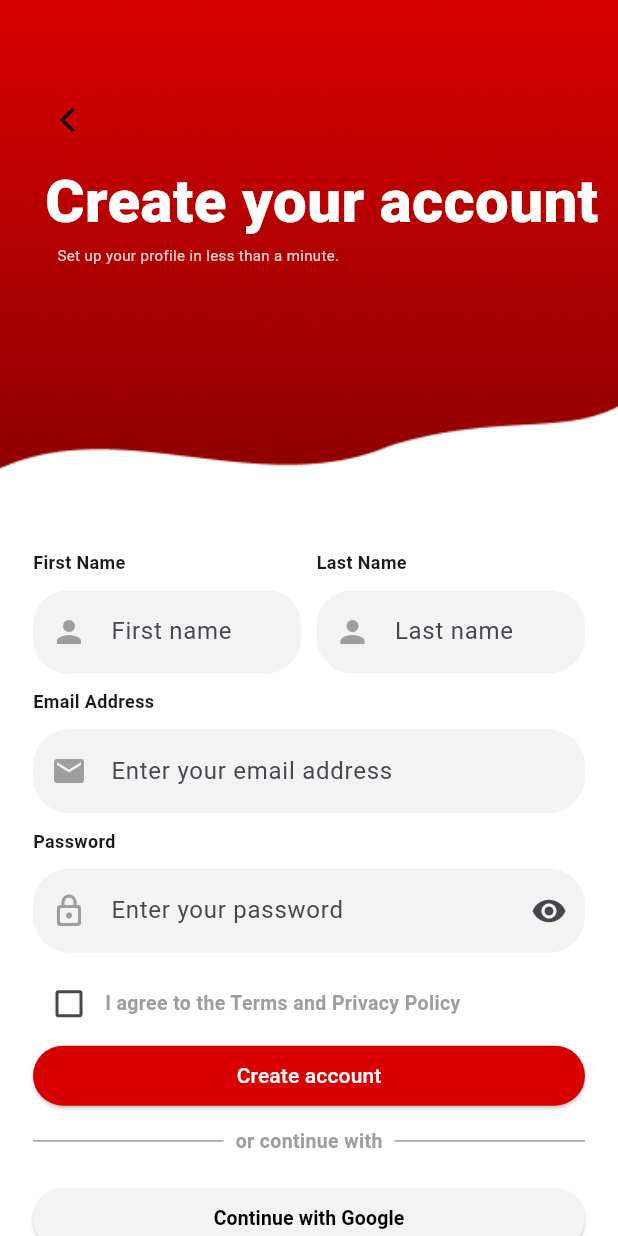
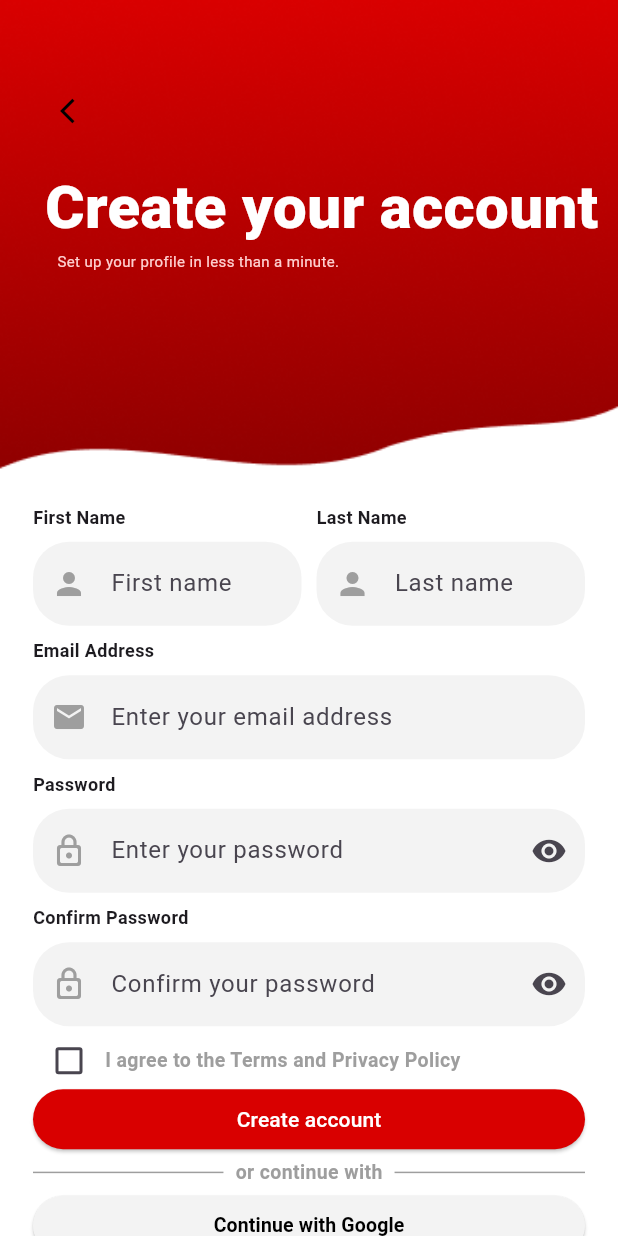
Before and after one commit to AbdelrahmanIsmaeil/KASHKHA, a Flutter app: the screen it shows after launch, on a phone screen of 412 x 824 dp. Run offline on Flutter 3.47's test engine with Material 3 defaults, Android fonts, the phone set to English and light mode, and no system bars; our stand-ins replace dio.

Commit message:
Implement API for Login & Sign up

```diff
--- a/lib/features/authentication/presentation/screens/sign_up_screen.dart
+++ b/lib/features/authentication/presentation/screens/sign_up_screen.dart
@@ -1,3 +1,6 @@
+import 'dart:developer';
+
+import 'package:dio/dio.dart';
 import 'package:flutter/material.dart';
 import 'package:kashkha/core/theme/app_colors.dart';
 import 'package:kashkha/core/theme/app_styles.dart';
@@ -5,6 +8,7 @@ import 'package:kashkha/features/authentication/presentation/screens/login_scree
 import 'package:kashkha/features/authentication/presentation/widgets/custom_text_field.dart';
 import 'package:kashkha/features/authentication/presentation/widgets/password_text_field.dart';
 import 'package:kashkha/features/authentication/presentation/widgets/validators.dart';
+import 'package:kashkha/features/home/presentation/screens/home_screen.dart';
 
 class SignUpScreen extends StatefulWidget {
   const SignUpScreen({super.key});
@@ -16,6 +20,28 @@ class SignUpScreen extends StatefulWidget {
 class _SignUpScreenState extends State<SignUpScreen> {
   bool isVisible = false;
   final GlobalKey<FormState> mykey = GlobalKey<FormState>();
+  final TextEditingController firstNameCtl = TextEditingController();
+  final TextEditingController lastNameCtl = TextEditingController();
+  final TextEditingController emailCtl = TextEditingController();
+  final TextEditingController passwordCtl = TextEditingController();
+  final TextEditingController confirmPasswordCtl = TextEditingController();
+
+  Future<void> signUp() async {
+    final Dio dio =Dio();
+    try {
+      final Response response = await dio.post("https://accessories-eshop.runasp.net/api/auth/register",
+      data : {
+          "email": emailCtl.text,
+          "password": passwordCtl.text,
+          "firstName": firstNameCtl.text,
+          "lastName": lastNameCtl.text
+        }
+      );
+    log("response $response");
+    } on DioException catch (e) {
+      log("Error : ${e.response!.data['errors']}");
+    }
+  }
   @override
   Widget build(BuildContext context) {
     return Scaffold(
@@ -29,7 +55,7 @@ class _SignUpScreenState extends State<SignUpScreen> {
                 children: [
                   Image.asset('assets/images/Frame.png', width: double.infinity, fit: BoxFit.contain,),
                   Positioned(
-                    top: 56,
+                    top: 50,
                     left: 26,
                     child: IconButton(
                       icon: Icon(Icons.arrow_back_ios,color: AppColors.blackCLR, size: 20,),
@@ -39,7 +65,7 @@ class _SignUpScreenState extends State<SignUpScreen> {
                     ),
                   ),
                   Positioned(
-                    top: 106,
+                    top: 110,
                     left: 30,
                     child: Column(
                       crossAxisAlignment: CrossAxisAlignment.start,
@@ -51,9 +77,8 @@ class _SignUpScreenState extends State<SignUpScreen> {
                   )
                 ],
               ),
-              SizedBox(height: 8,),
               Padding(
-                padding: const EdgeInsets.all(22),
+                padding: const EdgeInsets.symmetric(horizontal: 22),
                 child: Column(
                   crossAxisAlignment: CrossAxisAlignment.start,
                   children: [
@@ -61,6 +86,7 @@ class _SignUpScreenState extends State<SignUpScreen> {
                       children: [
                         Expanded(
                           child: CustomTextField(
+                            controller: firstNameCtl,
                             title: 'First Name',
                             hintText: 'First name',
                             prefixIcon: Icons.person,
@@ -72,6 +98,7 @@ class _SignUpScreenState extends State<SignUpScreen> {
                         SizedBox(width: 10),
                         Expanded(
                           child: CustomTextField(
+                            controller: lastNameCtl,
                             title: 'Last Name',
                             hintText: 'Last name',
                             prefixIcon: Icons.person,
@@ -83,6 +110,7 @@ class _SignUpScreenState extends State<SignUpScreen> {
                       ],
                     ),
                     CustomTextField(
+                      controller: emailCtl,
                       title: 'Email Address',
                       hintText: 'Enter your email address',
                       prefixIcon: Icons.email,
@@ -91,6 +119,7 @@ class _SignUpScreenState extends State<SignUpScreen> {
                       },
                     ),
                     PasswordTextField(
+                      controller: passwordCtl,
                       title: 'Password',
                       hintText: 'Enter your password',
                       prefixIcon: Icons.lock_outline_rounded,
@@ -99,8 +128,18 @@ class _SignUpScreenState extends State<SignUpScreen> {
                         return Validator.validatePassword(password ?? '');
                       },
                     ),
+                    PasswordTextField(
+                      controller: confirmPasswordCtl,
+                      title: 'Confirm Password',
+                      hintText: 'Confirm your password',
+                      prefixIcon: Icons.lock_outline_rounded,
+                      obscureText: true,
+                      validator: (password) {
+                        return Validator.validatePassword(password ?? '');
+                      },
+                    ),
                     SizedBox(
-                      height: 48,
+                      height: 30,
                       child: Row(
                         mainAxisAlignment: MainAxisAlignment.spaceBetween,
                         children: [
@@ -128,6 +167,16 @@ class _SignUpScreenState extends State<SignUpScreen> {
                       child: ElevatedButton(
                         onPressed: (){
                           if (mykey.currentState!.validate()) {
+                            log('First Name: ${firstNameCtl.text}');
+                            log('Last Name: ${lastNameCtl.text}');
+                            log('Email: ${emailCtl.text}');
+                            log('Password:  ${passwordCtl.text}');
+                            log('Confirm Password:   ${confirmPasswordCtl.text}');
+                            signUp();
+                            Navigator.pushReplacement(
+                              context,
+                              MaterialPageRoute(builder: (context) => const LoginScreen()),
+                            );
                         }
                         },
                         style: ElevatedButton.styleFrom(
@@ -140,7 +189,7 @@ class _SignUpScreenState extends State<SignUpScreen> {
                         child: Text('Create account'),
                       ),
                     ),
-                    SizedBox(height: 10,),
+                    SizedBox(height: 2,),
                     Row(
                       children: [
                       Expanded(child: Divider(color: AppColors.greyCLR,)),
@@ -150,7 +199,7 @@ class _SignUpScreenState extends State<SignUpScreen> {
                       ),
                       Expanded(child: Divider(color: AppColors.greyCLR,)),
                     ],),
-                    SizedBox(height: 18,),
+                    SizedBox(height: 2,),
                     SizedBox(
                       width: double.infinity,
                       child: ElevatedButton(
@@ -165,7 +214,6 @@ class _SignUpScreenState extends State<SignUpScreen> {
                         child: Text('Continue with Google', style: AppStyles.style13Bold),
                       ),
                     ),
-                    SizedBox(height: 15,),
                     Row(
                       mainAxisAlignment: MainAxisAlignment.center,
                       children: [
--- a/lib/features/authentication/presentation/widgets/custom_text_field.dart
+++ b/lib/features/authentication/presentation/widgets/custom_text_field.dart
@@ -9,7 +9,7 @@ class CustomTextField extends StatelessWidget {
     required this.title,
     required this.hintText,
     this.obscureText = false,
-    required this.prefixIcon, required this.validator,
+    required this.prefixIcon, required this.validator, required this.controller,
   });
 
   final String title;
@@ -17,6 +17,7 @@ class CustomTextField extends StatelessWidget {
   final bool obscureText;
   final IconData prefixIcon;
   final String? Function(String?)? validator;
+  final TextEditingController controller;
 
   @override
   Widget build(BuildContext context) {
@@ -25,8 +26,9 @@ class CustomTextField extends StatelessWidget {
       children: [
         Text(title, style: AppStyles.style12Bold),
         Padding(
-          padding: const EdgeInsets.symmetric(vertical: 10),
+          padding: const EdgeInsets.symmetric(vertical: 8),
           child: TextFormField(
+            controller: controller,
             validator: validator,
             obscureText: obscureText,
             decoration: InputDecoration(
--- a/lib/features/authentication/presentation/widgets/password_text_field.dart
+++ b/lib/features/authentication/presentation/widgets/password_text_field.dart
@@ -9,7 +9,7 @@ class PasswordTextField extends StatefulWidget {
     required this.title,
     required this.hintText,
     this.obscureText = false,
-    required this.prefixIcon,required this.validator,
+    required this.prefixIcon,required this.validator, required this.controller,
   });
 
   final String title;
@@ -17,6 +17,7 @@ class PasswordTextField extends StatefulWidget {
   final bool obscureText;
   final IconData prefixIcon;
   final String? Function(String?)? validator;
+  final TextEditingController controller;
 
   @override
   State<PasswordTextField> createState() => _PasswordTextFieldState();
@@ -31,8 +32,9 @@ class _PasswordTextFieldState extends State<PasswordTextField> {
       children: [
         Text(widget.title, style: AppStyles.style12Bold),
         Padding(
-          padding: const EdgeInsets.symmetric(vertical: 10),
+          padding: const EdgeInsets.symmetric(vertical: 8),
           child: TextFormField(
+            controller: widget.controller,
             validator: widget.validator,
             obscureText: isVisible,
             decoration: InputDecoration(
```
Also changed, not shown: lib/features/authentication/presentation/screens/login_screen.dart (+25 -0 lines).
